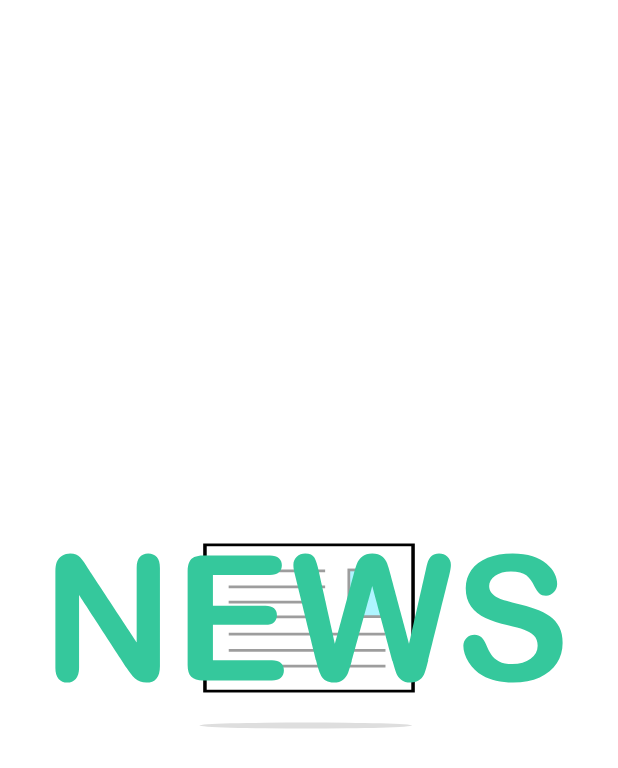
After one commit to SubrataChk/newz, a Flutter app: the SplashScreen screen opened directly, on a phone screen of 412 x 824 dp. The commit adds this screen. Shown: the top 768 px of the screen. Run offline on Flutter 3.47's test engine with Material 2 defaults, Android fonts, the light colour scheme and no system bars; our stand-ins replace card_swiper, fancy_shimmer_image, flutter_screenutil, fluttertoast, get, lottie and 5 more; missing offline and left inert: reading_time; accounts and stored records are empty; network calls fail.

Commit message:
Final touch

```diff
--- a/lib/main.dart
+++ b/lib/main.dart
@@ -6,6 +6,7 @@ import 'package:newz/src/model/news_model.dart';
 import 'package:newz/src/provider/news_provider.dart';
 import 'package:newz/src/view/home/home.dart';
 import 'package:newz/src/provider/dark_theme_provider.dart';
+import 'package:newz/src/view/splash/splash.dart';
 import 'package:provider/provider.dart';
 
 void main() {
@@ -56,7 +57,7 @@ class _MyAppState extends State<MyApp> {
                 debugShowCheckedModeBanner: false,
                 title: "NewZ",
                 theme: Styles.themeData(themeProvider.getDarkTheme, context),
-                home: HomePageSection(),
+                home: SplashScreen(),
               );
             },
           );
--- a/lib/src/view/bookmark/bookmark.dart
+++ b/lib/src/view/bookmark/bookmark.dart
@@ -27,9 +27,9 @@ class BookMarkPageSection extends StatelessWidget {
           padding: const EdgeInsets.all(8.0),
           child: Center(
             child: Text(
-              "You don't add anything yet to your bookmark.",
+              "Upcoming Feature ",
               textAlign: TextAlign.center,
-              style: TextStyle(fontWeight: FontWeight.bold, fontSize: 22.sp),
+              style: TextStyle(fontWeight: FontWeight.bold, fontSize: 18.sp),
             ),
           ),
         )
--- /dev/null
+++ b/lib/src/view/splash/splash.dart
@@ -0,0 +1,50 @@
+import 'dart:async';
+
+import 'package:flutter/material.dart';
+import 'package:flutter_screenutil/flutter_screenutil.dart';
+import 'package:lottie/lottie.dart';
+import 'package:newz/src/view/home/home.dart';
+
+class SplashScreen extends StatefulWidget {
+  const SplashScreen({Key? key}) : super(key: key);
+
+  @override
+  State<SplashScreen> createState() => _SplashScreenState();
+}
+
+class _SplashScreenState extends State<SplashScreen> {
+  @override
+  void initState() {
+    startTimer();
+    super.initState();
+  }
+
+  startTimer() {
+    var duration = const Duration(milliseconds: 3500);
+    return Timer(duration, gotoHome);
+  }
+
+  void gotoHome() {
+    Navigator.of(context)
+        .push(MaterialPageRoute(builder: (context) => const HomePageSection()));
+  }
+
+  @override
+  Widget build(BuildContext context) {
+    return Scaffold(
+      body: Padding(
+        padding: EdgeInsets.symmetric(horizontal: 20.w, vertical: 20.h),
+        child: Column(
+          mainAxisAlignment: MainAxisAlignment.center,
+          crossAxisAlignment: CrossAxisAlignment.center,
+          children: [
+            Center(
+              child: Lottie.asset("assets/splash.json",
+                  height: 200.h, width: double.infinity),
+            )
+          ],
+        ),
+      ),
+    );
+  }
+}
--- a/pubspec.yaml
+++ b/pubspec.yaml
@@ -51,6 +51,8 @@ dependencies:
   http: ^0.13.5
   reading_time: ^2.0.0
   intl: ^0.17.0
+  rename: ^2.1.1
+
 
 dev_dependencies:
   flutter_test:
```
Also changed, not shown: assets/splash.json (added, +1 -0 lines), lib/src/view/home/home.dart (+2 -8 lines), pubspec.lock, 30 other files.
